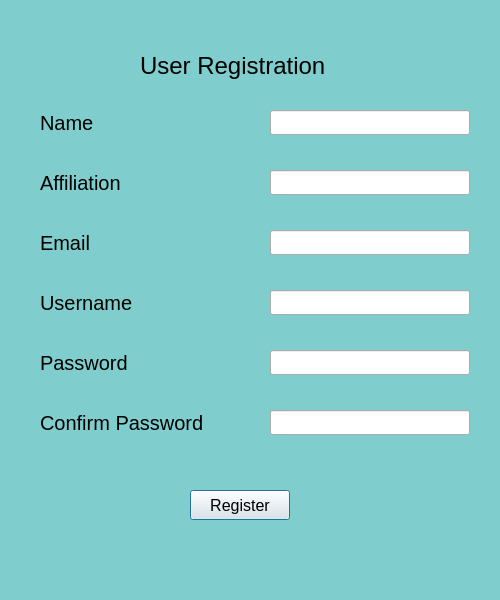
Above: user_reg.ui from adityarnayak2001/MLT_BabyAnalysis before the change. Below: the same form after it.
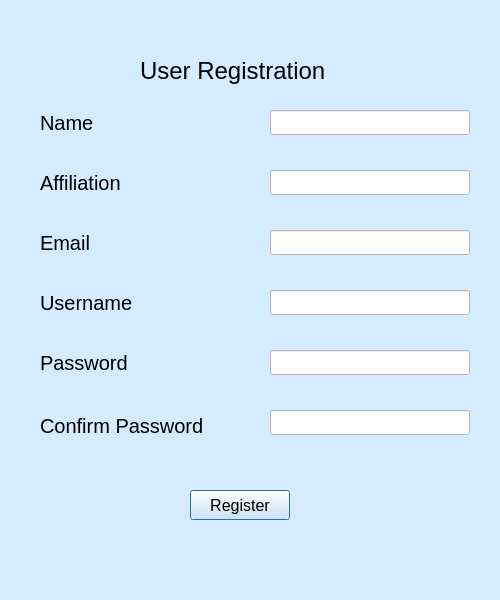
That is the form after the change.

Commit message: bg-color for login and user_reg

```diff
--- a/user_reg.ui
+++ b/user_reg.ui
@@ -14,7 +14,7 @@
    <string>Dialog</string>
   </property>
   <property name="styleSheet">
-   <string notr="true">QDialog{background-color:#7FCDCD}</string>
+   <string notr="true">background-color: rgb(213, 235, 255);</string>
   </property>
   <widget class="QLabel" name="label_6">
    <property name="geometry">
@@ -97,6 +97,9 @@
      <height>25</height>
     </rect>
    </property>
+   <property name="styleSheet">
+    <string notr="true">background-color: rgb(255, 255, 255);</string>
+   </property>
    <property name="text">
     <string/>
    </property>
@@ -110,14 +113,17 @@
      <height>25</height>
     </rect>
    </property>
+   <property name="styleSheet">
+    <string notr="true">background-color: rgb(255, 255, 255);</string>
+   </property>
   </widget>
   <widget class="QLabel" name="label_3">
    <property name="geometry">
     <rect>
      <x>140</x>
      <y>50</y>
-     <width>220</width>
-     <height>31</height>
+     <width>251</width>
+     <height>41</height>
     </rect>
    </property>
    <property name="sizePolicy">
@@ -144,6 +150,9 @@
      <height>25</height>
     </rect>
    </property>
+   <property name="styleSheet">
+    <string notr="true">background-color: rgb(255, 255, 255);</string>
+   </property>
   </widget>
   <widget class="QPushButton" name="regButton">
    <property name="geometry">
@@ -173,7 +182,7 @@
     </rect>
    </property>
    <property name="styleSheet">
-    <string notr="true"/>
+    <string notr="true">background-color: rgb(255, 255, 255);</string>
    </property>
   </widget>
   <widget class="QLineEdit" name="password">
@@ -185,6 +194,9 @@
      <height>25</height>
     </rect>
    </property>
+   <property name="styleSheet">
+    <string notr="true">background-color: rgb(255, 255, 255);</string>
+   </property>
   </widget>
   <widget class="QLabel" name="label">
    <property name="geometry">
@@ -239,8 +251,8 @@
     <rect>
      <x>40</x>
      <y>410</y>
-     <width>200</width>
-     <height>25</height>
+     <width>201</width>
+     <height>31</height>
     </rect>
    </property>
    <property name="sizePolicy">
@@ -267,6 +279,9 @@
      <height>25</height>
     </rect>
    </property>
+   <property name="styleSheet">
+    <string notr="true">background-color: rgb(255, 255, 255);</string>
+   </property>
   </widget>
  </widget>
  <resources/>
```
The commit also changes 2 other files.
